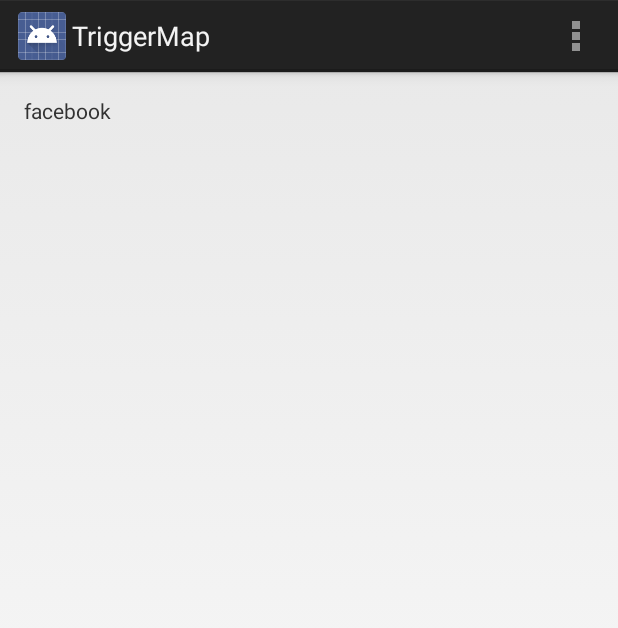
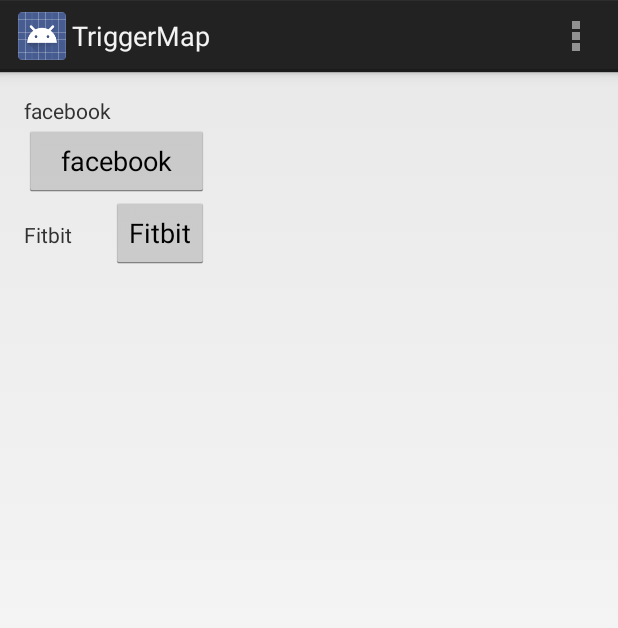
Before and after one commit to skpulla/triggermap, an Android app: the screen it shows after launch (MyActivity), on a phone screen of 412 x 824 dp. Shown: the top 628 px of the screen. Run offline under Robolectric (Android 15) with nearby library versions, the phone set to English and light mode, and no system bars.

Commit message:
Added sample code with OAuth

```diff
--- a/app/build.gradle
+++ b/app/build.gradle
@@ -20,5 +20,6 @@
 }
 
 dependencies {
-    compile fileTree(dir: 'libs', include: ['*.jar'])
+    compile fileTree(include: ['*.jar'], dir: 'libs')
+    compile files('libs/OAuth.jar')
 }
--- a/app/src/main/AndroidManifest.xml
+++ b/app/src/main/AndroidManifest.xml
@@ -1,6 +1,8 @@
 <?xml version="1.0" encoding="utf-8"?>
 <manifest xmlns:android="http://schemas.android.com/apk/res/android"
     package="com.triggermap.triggermap" >
+
+    <uses-permission android:name="android.permission.INTERNET" />
 
     <application
         android:allowBackup="true"
--- a/app/src/main/java/com/triggermap/triggermap/MyActivity.java
+++ b/app/src/main/java/com/triggermap/triggermap/MyActivity.java
@@ -1,19 +1,73 @@
 package com.triggermap.triggermap;
 
 import android.app.Activity;
+import android.graphics.Color;
 import android.os.Bundle;
+import android.os.StrictMode;
 import android.view.Menu;
 import android.view.MenuItem;
+import android.view.View;
+import android.widget.Button;
+import android.widget.TextView;
 
+import org.json.JSONObject;
 
-public class MyActivity extends Activity {
+import java.io.BufferedReader;
+import java.io.InputStreamReader;
+import java.net.URL;
+import java.net.URLConnection;
+
+import io.oauth.OAuth;
+import io.oauth.OAuthCallback;
+import io.oauth.OAuthData;
+import io.oauth.OAuthRequest;
+
+public class MyActivity extends Activity implements OAuthCallback {
+
+    Button facebookButton;
+    Button fitbitButton;
+    TextView facebookText;
+    TextView fitbitText;
+
+    boolean isFB = false;
+    boolean isFitbit = false;
 
     @Override
     protected void onCreate(Bundle savedInstanceState) {
         super.onCreate(savedInstanceState);
         setContentView(R.layout.activity_my);
+
+        // TODO: remove hardcoded value from public repo
+        final OAuth oauth = new OAuth(this);
+        oauth.initialize("DHQZjSu606skjSklp-Btsgrv1QY");
+
+        facebookButton = (Button) findViewById(R.id.facebook);
+        fitbitButton = (Button) findViewById(R.id.fitbit);
+        facebookText = (TextView) findViewById(R.id.facebookText);
+        fitbitText = (TextView) findViewById(R.id.fitbitText);
+
+        facebookButton.setOnClickListener(new View.OnClickListener() { // Listen the on click event
+            @Override
+            public void onClick(View v)
+            {
+                isFB = true;
+                isFitbit = false;
+                oauth.popup("facebook", MyActivity.this); // Launch the pop up with the right provider & callback
+            }
+        });
+
+        fitbitButton.setOnClickListener(new View.OnClickListener() {
+            @Override
+            public void onClick(View v)
+            {
+                isFB = false;
+                isFitbit = true;
+                oauth.popup("fitbit", MyActivity.this); // Launch the pop up with the right provider & callback
+            }
+        });
+
+
     }
-
 
     @Override
     public boolean onCreateOptionsMenu(Menu menu) {
@@ -33,4 +87,67 @@
         }
         return super.onOptionsItemSelected(item);
     }
+
+    @Override
+    public void onFinished(OAuthData data) {
+        final TextView textview = data.provider.equals("fitbit") ? fitbitText : facebookText;
+        if ( ! data.status.equals("success")) {
+            textview.setTextColor(Color.parseColor("#FF0000"));
+            textview.setText("error, " + data.error);
+        }
+
+        // You can access the tokens through data.token and data.secret
+
+        textview.setText("loading...");
+        textview.setTextColor(Color.parseColor("#00FF00"));
+
+        // Let's skip the NetworkOnMainThreadException for the purpose of this sample.
+        StrictMode.setThreadPolicy(new StrictMode.ThreadPolicy.Builder().permitAll().build());
+
+        // To make an authenticated request, you can implement OAuthRequest with your prefered way.
+        // Here, we use an URLConnection (HttpURLConnection) but you can use any library.
+        data.http(data.provider.equals("facebook") ? "/me" : "/1/user/-/profile.json", new OAuthRequest() {
+            private URL url;
+            private URLConnection con;
+
+            @Override
+            public void onSetURL(String _url) {
+                try {
+                    url = new URL(_url);
+                    con = url.openConnection();
+                } catch (Exception e) { e.printStackTrace(); }
+            }
+
+            @Override
+            public void onSetHeader(String header, String value) {
+                con.addRequestProperty(header, value);
+            }
+
+            @Override
+            public void onReady() {
+                try {
+                    BufferedReader r = new BufferedReader(new InputStreamReader(con.getInputStream()));
+                    StringBuilder total = new StringBuilder();
+                    String line;
+                    while ((line = r.readLine()) != null) {
+                        total.append(line);
+                    }
+                    JSONObject result = new JSONObject(total.toString());
+
+                    if(isFB) {
+                        String name = result.getString("name");
+                        textview.setText("hello, " + name);
+                    } else if(isFitbit) {
+                        JSONObject userInfo = result.getJSONObject("user");
+                        textview.setText("hello, " + userInfo.getString("fullName"));
+                    }
+                } catch (Exception e) { e.printStackTrace(); }
+            }
+
+            @Override
+            public void onError(String message) {
+                textview.setText("error: " + message);
+            }
+        });
+    }
 }
--- a/app/src/main/res/layout/activity_my.xml
+++ b/app/src/main/res/layout/activity_my.xml
@@ -1,4 +1,4 @@
-<LinearLayout xmlns:android="http://schemas.android.com/apk/res/android"
+<TableLayout xmlns:android="http://schemas.android.com/apk/res/android"
     xmlns:tools="http://schemas.android.com/tools"
     android:layout_width="wrap_content"
     android:layout_height="wrap_content"
@@ -8,9 +8,29 @@
     android:paddingBottom="@dimen/activity_vertical_margin"
     tools:context=".MyActivity">
 
-    <TextView
-        android:text="@string/FB"
+    <TableRow>
+
+    <TextView android:id="@+id/facebookText"
+        android:text="@string/facebook"
+        android:layout_width="wrap_content"
+        android:layout_height="wrap_content" />
+    </TableRow>
+    <Button android:id="@+id/facebook"
+        android:text="@string/facebook"
         android:layout_width="wrap_content"
         android:layout_height="wrap_content" />
 
-</LinearLayout>
+
+    <TableRow>
+        <TextView android:id="@+id/fitbitText"
+            android:text="@string/fitbit"
+            android:layout_width="wrap_content"
+            android:layout_height="wrap_content" />
+
+        <Button android:id="@+id/fitbit"
+            android:text="@string/fitbit"
+            android:layout_width="wrap_content"
+            android:layout_height="wrap_content" />
+
+    </TableRow>
+</TableLayout>
--- a/app/src/main/res/values/strings.xml
+++ b/app/src/main/res/values/strings.xml
@@ -4,5 +4,6 @@
     <string name="app_name">TriggerMap</string>
     <string name="hello_world">Hello world!</string>
     <string name="action_settings">Settings</string>
-    <string name="FB">facebook</string>
+    <string name="facebook">facebook</string>
+    <string name="fitbit">Fitbit</string>
 </resources>
```
Also changed, not shown: app/libs/OAuth.jar (added), 1 other file.
